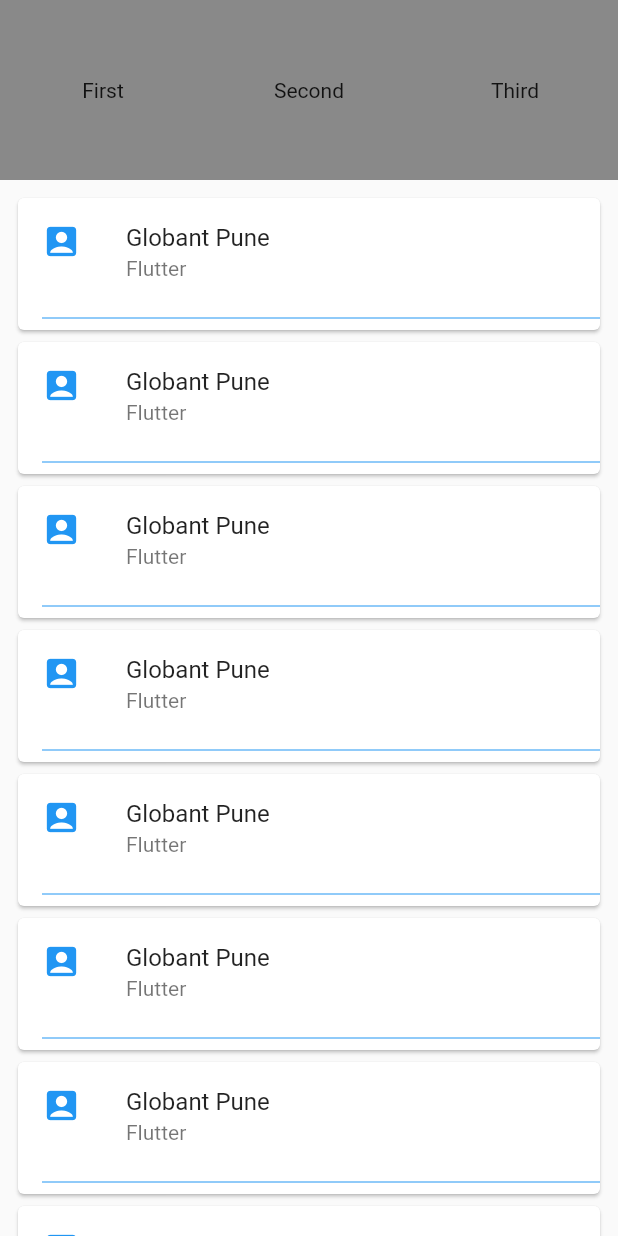
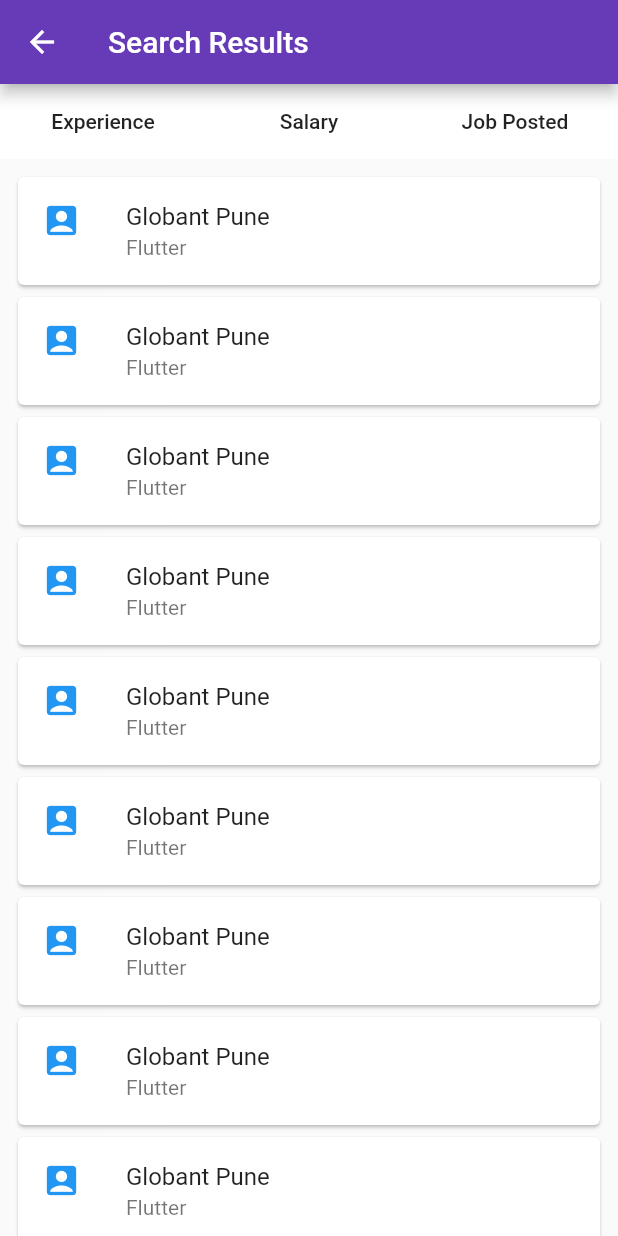
Before and after one commit to ViragBrahme/Nakuri-Hunter, a Flutter app: the screen it shows after launch, after a tap on "Click Me", on a phone screen of 412 x 824 dp. Run offline on Flutter 3.47's test engine with Material 2 defaults, Android fonts, the phone set to English and light mode, and no system bars.

Commit message:
Adding top buttons to sort the list.

```diff
--- a/naukri_hunter/lib/main.dart
+++ b/naukri_hunter/lib/main.dart
@@ -9,9 +9,9 @@ class MyApp extends StatelessWidget {
   Widget build(BuildContext context) {
     return MaterialApp(
       debugShowCheckedModeBanner: false,
-      title: 'Job Search',
+      title: 'Naukri Hunter',
       theme: ThemeData(
-        primarySwatch: Colors.blue,
+        primarySwatch: Colors.deepPurple,
       ),
       home: HomePage(),
     );
--- a/naukri_hunter/lib/search_results.dart
+++ b/naukri_hunter/lib/search_results.dart
@@ -6,6 +6,9 @@ class SearchResult extends StatelessWidget {
   @override
   Widget build(BuildContext context) {
     return Scaffold(
+      appBar: AppBar(
+        title: Text("Search Results"),
+      ),
       body: Column(
         children: <Widget>[TopButtonsView(), HeaderRowListView()],
       ),
@@ -17,34 +20,25 @@ class TopButtonsView extends StatelessWidget {
   @override
   Widget build(BuildContext context) {
     return Container(
-      height: 120,
-      color: Colors.black45,
+      height: 50,
+      color: Colors.white,
       child: Row(
         children: <Widget>[
           Expanded(
-            child: InkWell(
-              child: Text("First", textAlign: TextAlign.center),
-              onTap: () {
-                print("First");
-              },
-            ),
-          ),
+              child: FlatButton(
+            child: Text("Experience"),
+            onPressed: () {},
+          )),
           Expanded(
-            child: InkWell(
-              child: Text("Second", textAlign: TextAlign.center),
-              onTap: () {
-                print("Second");
-              },
-            ),
-          ),
+              child: FlatButton(
+            child: Text("Salary"),
+            onPressed: () {},
+          )),
           Expanded(
-            child: InkWell(
-              child: Text("Third", textAlign: TextAlign.center),
-              onTap: () {
-                print("Third");
-              },
-            ),
-          )
+              child: FlatButton(
+            child: Text("Job Posted"),
+            onPressed: () {},
+          ))
         ],
       ),
     );
@@ -74,10 +68,6 @@ class HeaderRowListView extends StatelessWidget {
                   ),
                   subtitle: Text("Flutter"),
                 ),
-                Divider(
-                  color: Colors.blue,
-                  indent: 16.0,
-                ),
               ],
             ),
           );
```
